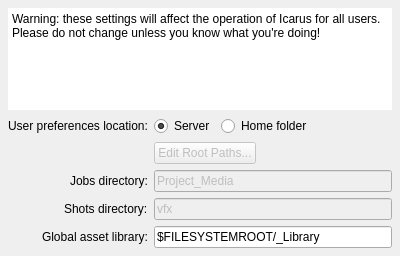
Before: the Qt Designer form ui/settings_global_ui.ui in mjbonnington/icarus-gps, drawn with Qt 5.
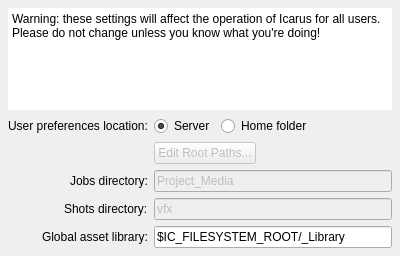
After: the same form once the commit is applied.

The edit to the form file:
```diff
--- a/ui/settings_global_ui.ui
+++ b/ui/settings_global_ui.ui
@@ -157,7 +157,7 @@
    <item row="5" column="1">
     <widget class="QLineEdit" name="elementslib_lineEdit">
      <property name="text">
-      <string>$FILESYSTEMROOT/_Library</string>
+      <string>$IC_FILESYSTEM_ROOT/_Library</string>
      </property>
      <property name="xmlTag" stdset="0">
       <string>globalAssetLib</string>
```
